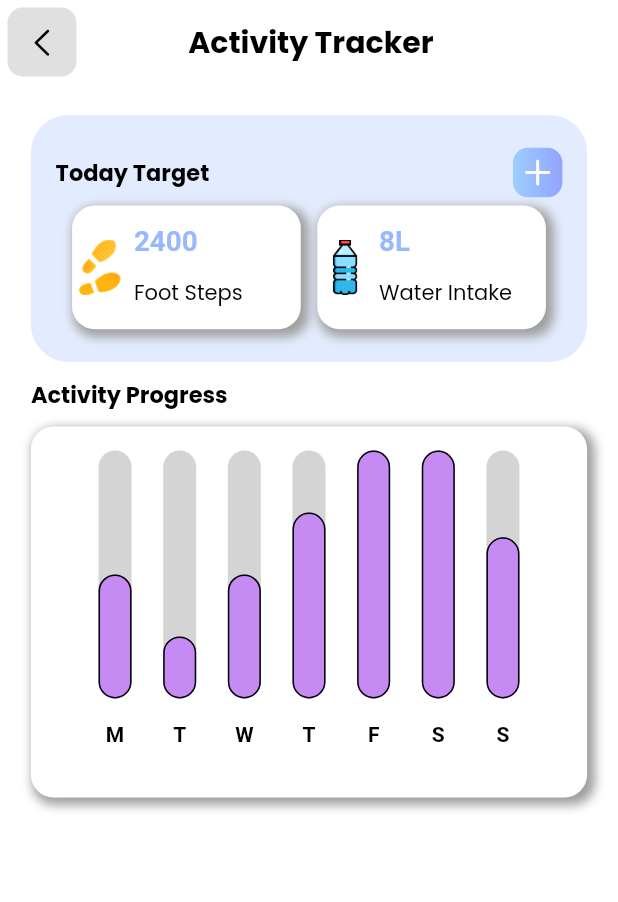
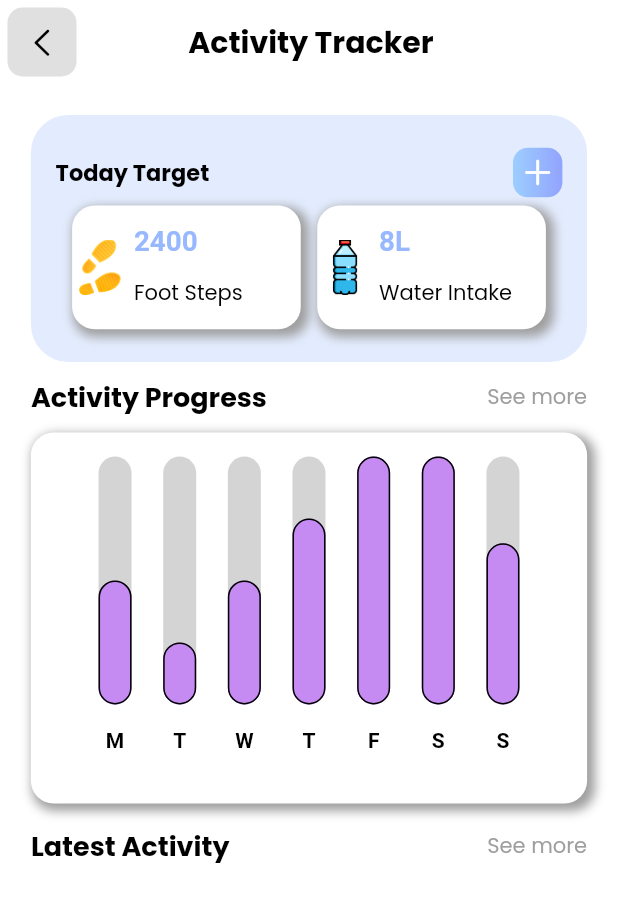
Before and after one commit to raghavguptaeng/fit_me2.0, a Flutter app: the TodaysTarget screen opened directly, on a phone screen of 412 x 824 dp. Shown: the top 902 px of the screen. Run offline on Flutter 3.47's test engine with Material 2 defaults, Android fonts, the light colour scheme and no system bars; drawn by our look-alikes of fl_chart; our stand-ins replace carousel_slider, font_awesome_flutter, get, google_fonts, syncfusion_flutter_charts, syncfusion_flutter_gauges.

Commit message:
UI fixed

```diff
--- a/lib/Home/Inner Screens/Activites/todays_target.dart
+++ b/lib/Home/Inner Screens/Activites/todays_target.dart
@@ -38,7 +38,50 @@ class TodaysTarget extends StatelessWidget {
         child: Column(
           crossAxisAlignment: CrossAxisAlignment.center,
           children: [
-            Container(
+            Today_Target_Card(width: width, height: height),
+            activityProgress(),
+            Activity_Progress(),
+            latestActivity(),
+          ],
+        ),
+      ),
+    );
+  }
+
+  Row activityProgress() {
+    return Row(
+            mainAxisAlignment: MainAxisAlignment.spaceBetween,
+            children: [
+              Text("Activity Progress",style: kBigTextHeading.copyWith(fontSize: 18),),
+              Text("See more",style: kSubTextStyle.copyWith(color: Colors.grey),)
+            ],
+          );
+  }
+
+  Row latestActivity() {
+    return Row(
+            mainAxisAlignment: MainAxisAlignment.spaceBetween,
+            children: [
+              Text("Latest Activity",style: kBigTextHeading.copyWith(fontSize: 18),),
+              Text("See more",style: kSubTextStyle.copyWith(color: Colors.grey),)
+            ],
+          );
+  }
+}
+
+class Today_Target_Card extends StatelessWidget {
+  const Today_Target_Card({
+    Key? key,
+    required this.width,
+    required this.height,
+  }) : super(key: key);
+
+  final double width;
+  final double height;
+
+  @override
+  Widget build(BuildContext context) {
+    return Container(
       child: Padding(
         padding: EdgeInsets.all(width*0.04),
         child: Column(
@@ -74,16 +117,6 @@ class TodaysTarget extends StatelessWidget {
       height: height*0.2,
       decoration: kBlueContainer,
       margin: EdgeInsets.only(bottom: 10),
-            ),
-            Row(
-              children: [
-                Text("Activity Progress",style: kBigTextHeading.copyWith(fontSize: 15),),
-              ],
-            ),
-            Activity_Progress(),
-          ],
-        ),
-      ),
     );
   }
 }
--- a/lib/graph/activity_progress.dart
+++ b/lib/graph/activity_progress.dart
@@ -29,7 +29,7 @@ class Activity_ProgressState extends State<Activity_Progress> {
   @override
   Widget build(BuildContext context) {
     return Container(
-      margin: const EdgeInsets.only(top: 10),
+      margin: const EdgeInsets.only(top: 10,bottom: 15),
       decoration: kShadowContainer,
       child: AspectRatio(
         aspectRatio: 1.5,
```
Lines whose indentation alone changed are shown as unchanged.
